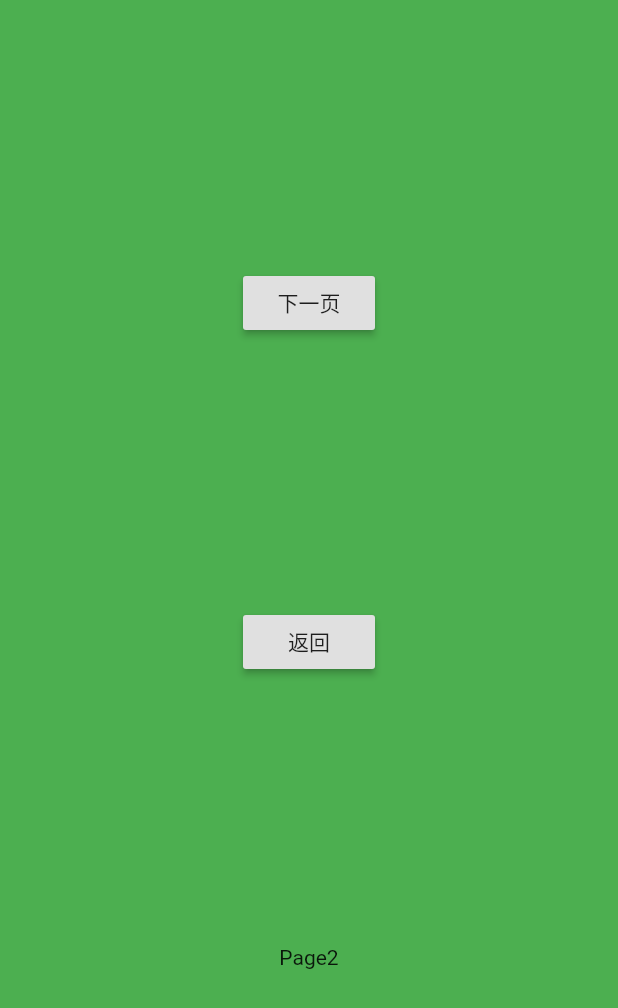
After one commit to lunxinfeng/flutter_app, a Flutter app: the Page1 screen opened directly, after a tap on "下一页，无参", on a phone screen of 412 x 824 dp. The commit adds this screen. Shown: the top 1008 px of the screen. Run offline on Flutter 3.47's test engine with Material 2 defaults, Android fonts, the phone set to English and light mode, and no system bars.

Commit message:
flutter study

```diff
--- /dev/null
+++ b/lib/demo/study_2.dart
@@ -0,0 +1,102 @@
+import 'package:flutter/material.dart';
+
+void main() {
+  runApp(MyApp());
+}
+
+const String PAGE_2 = "/page2";
+
+final Map<String, WidgetBuilder> _routes = {
+  PAGE_2: (_) => Page2(),
+};
+
+class MyApp extends StatelessWidget {
+
+  @override
+  Widget build(BuildContext context) {
+    return MaterialApp(
+        routes: _routes,
+        home: Page1()
+    );
+  }
+}
+
+class Page1 extends StatelessWidget {
+  @override
+  Widget build(BuildContext context) {
+    return Scaffold(
+      backgroundColor: Colors.yellow,
+      body: Container(
+        alignment: AlignmentDirectional.center,
+        child: Column(
+          mainAxisAlignment: MainAxisAlignment.spaceEvenly,
+          children: <Widget>[
+            RaisedButton(
+              onPressed: () {
+                Navigator.push(context,MaterialPageRoute(builder: (context) => Page2()));
+              },
+              child: Text("下一页，无参"),
+            ),
+            Text("Page1")
+          ],
+        ),
+      ),
+    );
+  }
+}
+
+class Page2 extends StatelessWidget {
+
+  @override
+  Widget build(BuildContext context) {
+    return Scaffold(
+      backgroundColor: Colors.green,
+      body: Container(
+        alignment: AlignmentDirectional.center,
+        child: Column(
+          mainAxisAlignment: MainAxisAlignment.spaceEvenly,
+          children: <Widget>[
+            RaisedButton(
+              onPressed: (){
+                Navigator.push(context,MaterialPageRoute(builder: (context) => Page3()));
+              },
+              child: Text("下一页"),
+            ),
+            RaisedButton(
+              onPressed: (){
+                Navigator.pop(context);
+              },
+              child: Text("返回"),
+            ),
+            Text("Page2")
+          ],
+        ),
+      ),
+    );
+  }
+}
+
+class Page3 extends StatelessWidget {
+
+  @override
+  Widget build(BuildContext context) {
+    return Scaffold(
+      backgroundColor: Colors.blue,
+      body: Container(
+        alignment: AlignmentDirectional.center,
+        child: Column(
+          mainAxisAlignment: MainAxisAlignment.spaceEvenly,
+          children: <Widget>[
+            RaisedButton(
+              onPressed: (){
+                Navigator.pop(context);
+              },
+              child: Text("返回"),
+            ),
+            Text("Page3")
+          ],
+        ),
+      ),
+    );
+  }
+}
--- a/tile/lib/tile.dart
+++ b/tile/lib/tile.dart
@@ -32,7 +32,9 @@ class TileView extends StatelessWidget {
         fit: StackFit.expand,
         children: <Widget>[
           RepaintBoundary(
-            child: LayerBackground(boardSize),
+            child: LayerBackground(
+                boardSize:boardSize
+            ),
           ),
           LayerChess(keyChess,boardUnlock,boardSize,putType,tileNum,tileListener)
         ],
```
Also changed, not shown: tile/lib/LayerBackground.dart (+14 -8 lines).
